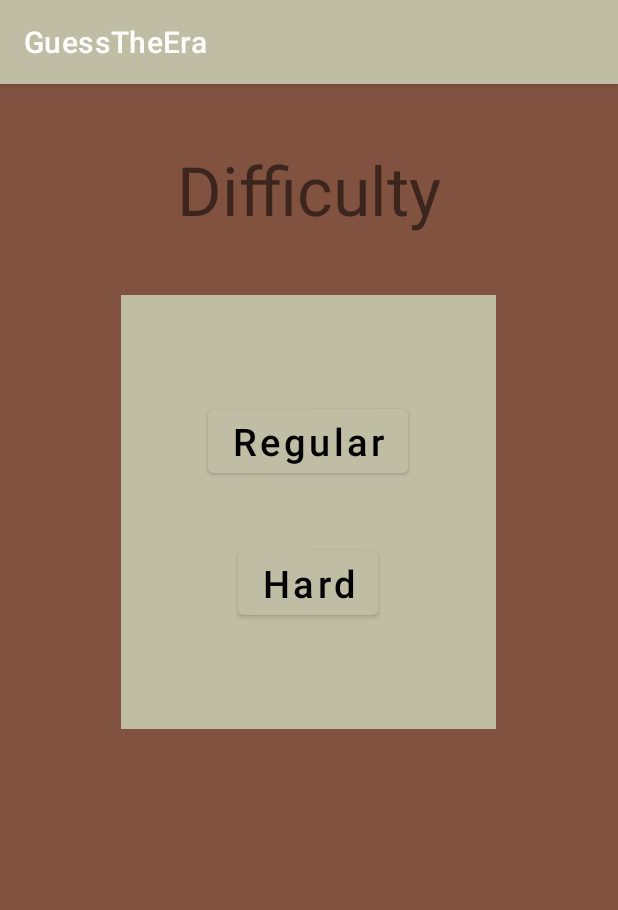
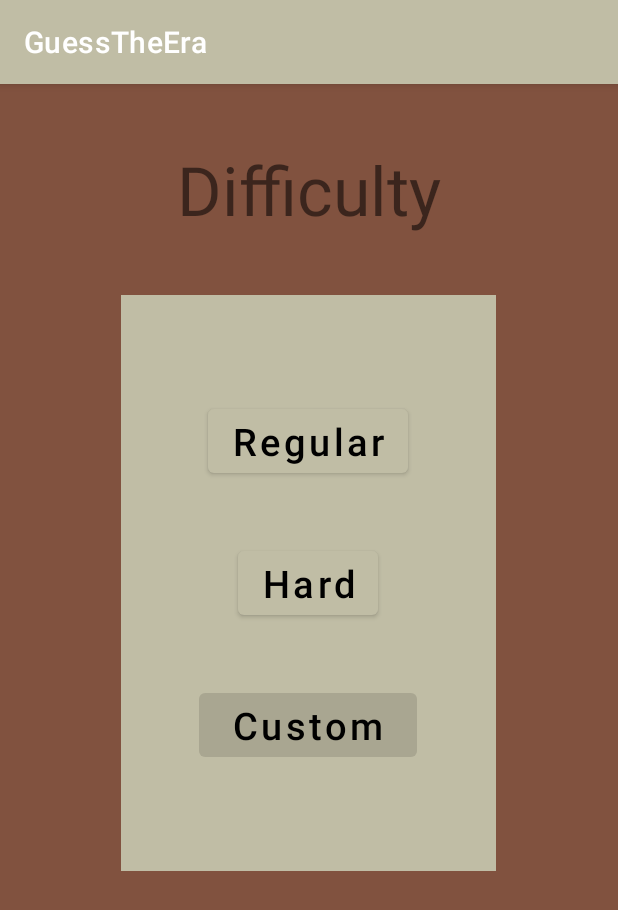
Before and after one commit to shadmanh123/GuessTheEra, an Android app: the fragment GameOptionsFragment shown on its own in the app's theme, on a phone screen of 412 x 824 dp. Shown: the top 910 px of the screen. Run offline under Robolectric (Android 15) with nearby library versions, the phone set to English and light mode, and no system bars.

Commit message:
Adding Custom button to game options fragment will eventually inflate seperate options for a custom game

```diff
--- a/GuessTheEra/app/src/main/AndroidManifest.xml
+++ b/GuessTheEra/app/src/main/AndroidManifest.xml
@@ -28,6 +28,7 @@
         <activity android:name=".mainview.MainActivity"
             android:screenOrientation="portrait"
             android:theme="@style/Theme.GuessTheEra.NoActionBar"/>
-        <activity android:name=".GameActivity" />
+        <activity android:name=".GameActivity">
+        </activity>
     </application>
 </manifest>
--- a/GuessTheEra/app/src/main/java/group10/com/guesstheera/mainview/GameOptionsFragment.kt
+++ b/GuessTheEra/app/src/main/java/group10/com/guesstheera/mainview/GameOptionsFragment.kt
@@ -22,6 +22,7 @@ class GameOptionsFragment: Fragment() {
 
     private lateinit var regularModeButton: Button
     private lateinit var hardModeButton: Button
+    private lateinit var customModeButton: Button
 
     override fun onCreateView(
         inflater: LayoutInflater,
@@ -48,6 +49,9 @@ class GameOptionsFragment: Fragment() {
 
         }
 
+        customModeButton = root.findViewById(R.id.option_custom_mode)
+        customModeButton.isEnabled = false
+
         return root
     }
 
--- a/GuessTheEra/app/src/main/res/layout/fragment_game_options.xml
+++ b/GuessTheEra/app/src/main/res/layout/fragment_game_options.xml
@@ -48,6 +48,16 @@
             android:textSize="25dp"
             android:text="@string/hard_mode" />
 
+        <Button
+            android:id="@+id/option_custom_mode"
+            android:layout_width="145dp"
+            android:layout_height="wrap_content"
+            android:layout_marginVertical="20dp"
+            android:text="Custom"
+            android:textAllCaps="false"
+            android:textColor="@color/black"
+            android:textSize="25dp" />
+
     </LinearLayout>
 
 
```
